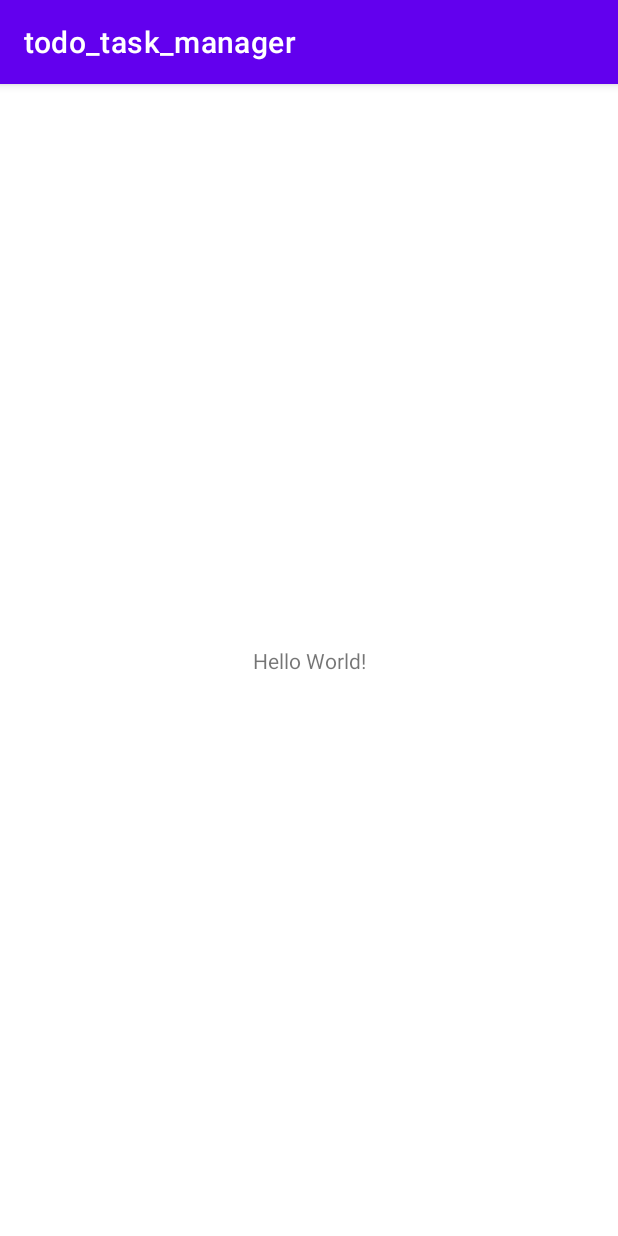
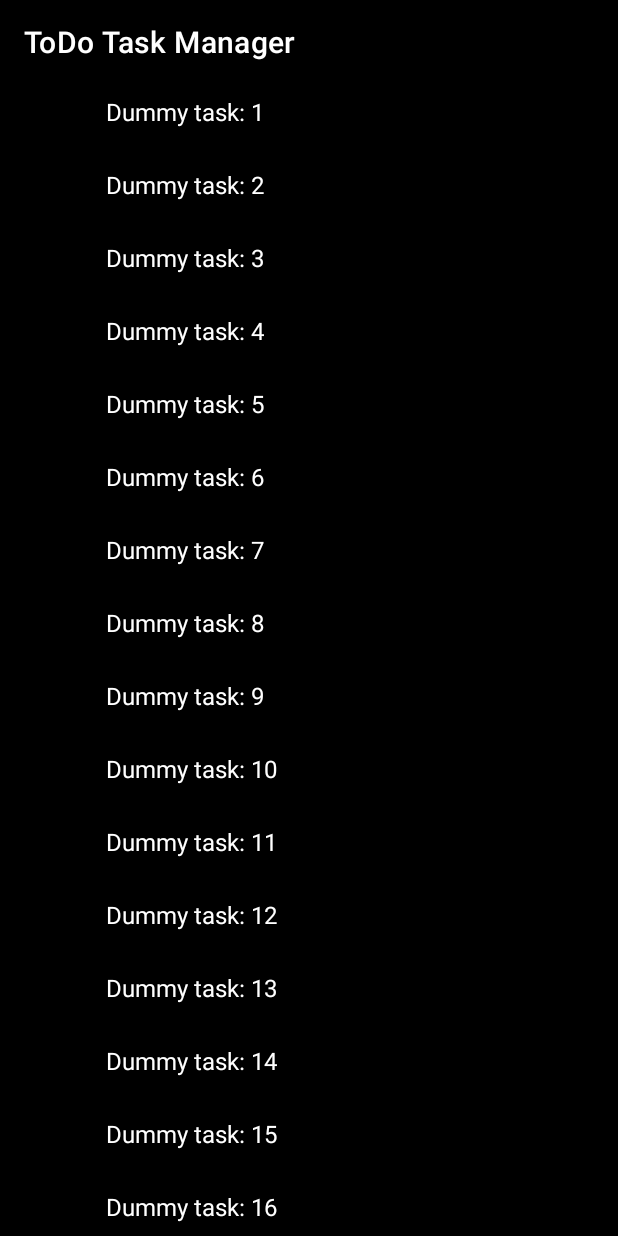
Before and after one commit to amalgir/todo-task-manager-app, an Android app: the screen it shows after launch (MainActivity), on a phone screen of 412 x 824 dp. Run offline under Robolectric (Android 15) with nearby library versions, the phone set to English and light mode, and no system bars.

Commit message:
Implemented Scrollable Task Category Screen

```diff
--- a/app/build.gradle
+++ b/app/build.gradle
@@ -3,13 +3,13 @@ plugins {
 }
 
 android {
-    compileSdkVersion 30
+    compileSdkVersion 31
     buildToolsVersion "32.0.0"
 
     defaultConfig {
         applicationId "com.example.todo_task_manager"
         minSdkVersion 26
-        targetSdkVersion 30
+        targetSdkVersion 31
         versionCode 1
         versionName "1.0"
 
--- a/app/src/main/java/com/example/todo_task_manager/MainActivity.java
+++ b/app/src/main/java/com/example/todo_task_manager/MainActivity.java
@@ -1,14 +1,43 @@
 package com.example.todo_task_manager;
 
 import androidx.appcompat.app.AppCompatActivity;
+import androidx.recyclerview.widget.DefaultItemAnimator;
+import androidx.recyclerview.widget.LinearLayoutManager;
+import androidx.recyclerview.widget.RecyclerView;
 
 import android.os.Bundle;
 
+import java.util.ArrayList;
+
 public class MainActivity extends AppCompatActivity {
+    private ArrayList<TaskCategory> taskCategoryList;
+    private RecyclerView recyclerView;
 
     @Override
     protected void onCreate(Bundle savedInstanceState) {
         super.onCreate(savedInstanceState);
         setContentView(R.layout.activity_main);
+
+        recyclerView = findViewById(R.id.recyclerView1);
+        taskCategoryList = new ArrayList<>();
+
+        setTaskCategoryInfo();
+        setAdaptor();
+    }
+
+    private void setAdaptor() {
+        recyclerAdapter adapter = new recyclerAdapter(taskCategoryList);
+        RecyclerView.LayoutManager layoutManager = new LinearLayoutManager(getApplicationContext());
+        recyclerView.setLayoutManager(layoutManager);
+        recyclerView.setItemAnimator(new DefaultItemAnimator());
+        recyclerView.setAdapter(adapter);
+    }
+
+    private void setTaskCategoryInfo(){
+        // TODO Dummy data
+        for( int i=0;i<20;i++){
+            taskCategoryList.add(new TaskCategory("Dummy task: " + String.valueOf(i+1)));
+        }
+
     }
 }
--- /dev/null
+++ b/app/src/main/java/com/example/todo_task_manager/TaskCategory.java
@@ -0,0 +1,17 @@
+package com.example.todo_task_manager;
+
+public class TaskCategory {
+    private String categoryName;
+
+    public TaskCategory(String categoryName){
+        this.categoryName = categoryName;
+    }
+
+    public String getCategoryName() {
+        return categoryName;
+    }
+
+    public void setCategoryName(String categoryName) {
+        this.categoryName = categoryName;
+    }
+}
--- /dev/null
+++ b/app/src/main/java/com/example/todo_task_manager/recyclerAdapter.java
@@ -0,0 +1,48 @@
+package com.example.todo_task_manager;
+
+import android.view.LayoutInflater;
+import android.view.View;
+import android.view.ViewGroup;
+import android.widget.TextView;
+
+import androidx.annotation.NonNull;
+import androidx.recyclerview.widget.RecyclerView;
+
+import java.util.ArrayList;
+
+public class recyclerAdapter extends RecyclerView.Adapter<recyclerAdapter.MyViewHolder> {
+    private ArrayList<TaskCategory> taskCategoriesList;
+
+    // Constructor
+    public recyclerAdapter(ArrayList<TaskCategory> taskCategoriesList){
+        this.taskCategoriesList = taskCategoriesList;
+    }
+
+    public class MyViewHolder extends RecyclerView.ViewHolder{
+        private TextView categoryText;
+
+        public MyViewHolder(final View view){
+            super(view);
+            categoryText = view.findViewById(R.id.taskCategoryTextView);
+        }
+    }
+
+    @NonNull
+    @Override
+    public recyclerAdapter.MyViewHolder onCreateViewHolder(@NonNull ViewGroup parent, int viewType) {
+        View itemView = LayoutInflater.from(parent.getContext()).inflate(R.layout.category_list_items, parent, false);
+        return new MyViewHolder(itemView);
+    }
+
+    @Override
+    public void onBindViewHolder(@NonNull recyclerAdapter.MyViewHolder holder, int position) {
+        String name = taskCategoriesList.get(position).getCategoryName();
+        holder.categoryText.setText(name);
+
+    }
+
+    @Override
+    public int getItemCount() {
+        return taskCategoriesList.size();
+    }
+}
--- a/app/src/main/res/layout/activity_main.xml
+++ b/app/src/main/res/layout/activity_main.xml
@@ -4,15 +4,15 @@
     xmlns:tools="http://schemas.android.com/tools"
     android:layout_width="match_parent"
     android:layout_height="match_parent"
+    android:background="@color/black"
     tools:context=".MainActivity">
 
-    <TextView
-        android:layout_width="wrap_content"
-        android:layout_height="wrap_content"
-        android:text="Hello World!"
+    <androidx.recyclerview.widget.RecyclerView
+        android:id="@+id/recyclerView1"
+        android:layout_width="match_parent"
+        android:layout_height="match_parent"
         app:layout_constraintBottom_toBottomOf="parent"
-        app:layout_constraintLeft_toLeftOf="parent"
-        app:layout_constraintRight_toRightOf="parent"
+        app:layout_constraintEnd_toEndOf="parent"
+        app:layout_constraintStart_toStartOf="parent"
         app:layout_constraintTop_toTopOf="parent" />
-
 </androidx.constraintlayout.widget.ConstraintLayout>
--- /dev/null
+++ b/app/src/main/res/layout/category_list_items.xml
@@ -0,0 +1,27 @@
+<?xml version="1.0" encoding="utf-8"?>
+<androidx.constraintlayout.widget.ConstraintLayout xmlns:android="http://schemas.android.com/apk/res/android"
+    xmlns:app="http://schemas.android.com/apk/res-auto"
+    xmlns:tools="http://schemas.android.com/tools"
+    android:id="@+id/taskCategoryLayout"
+    android:layout_width="match_parent"
+    android:layout_height="wrap_content">
+
+    <TextView
+        android:id="@+id/taskCategoryTextView"
+        android:layout_width="295dp"
+        android:layout_height="34dp"
+        android:layout_marginStart="54dp"
+        android:layout_marginTop="7dp"
+        android:layout_marginEnd="30dp"
+        android:layout_marginBottom="7dp"
+        android:text="Task Category"
+        android:textColor="@color/white"
+        android:textSize="16sp"
+        android:textStyle="normal"
+        app:layout_constraintBottom_toBottomOf="parent"
+        app:layout_constraintEnd_toEndOf="parent"
+        app:layout_constraintStart_toStartOf="parent"
+        app:layout_constraintTop_toTopOf="parent"
+        app:layout_constraintVertical_bias="1.0" />
+
+</androidx.constraintlayout.widget.ConstraintLayout>
--- a/app/src/main/res/values/strings.xml
+++ b/app/src/main/res/values/strings.xml
@@ -1,3 +1,3 @@
 <resources>
-    <string name="app_name">todo_task_manager</string>
+    <string name="app_name">ToDo Task Manager</string>
 </resources>
--- a/app/src/main/res/values/themes.xml
+++ b/app/src/main/res/values/themes.xml
@@ -2,7 +2,7 @@
     <!-- Base application theme. -->
     <style name="Theme.Todo_task_manager" parent="Theme.MaterialComponents.DayNight.DarkActionBar">
         <!-- Primary brand color. -->
-        <item name="colorPrimary">@color/purple_500</item>
+        <item name="colorPrimary">@color/black</item>
         <item name="colorPrimaryVariant">@color/purple_700</item>
         <item name="colorOnPrimary">@color/white</item>
         <!-- Secondary brand color. -->
```
